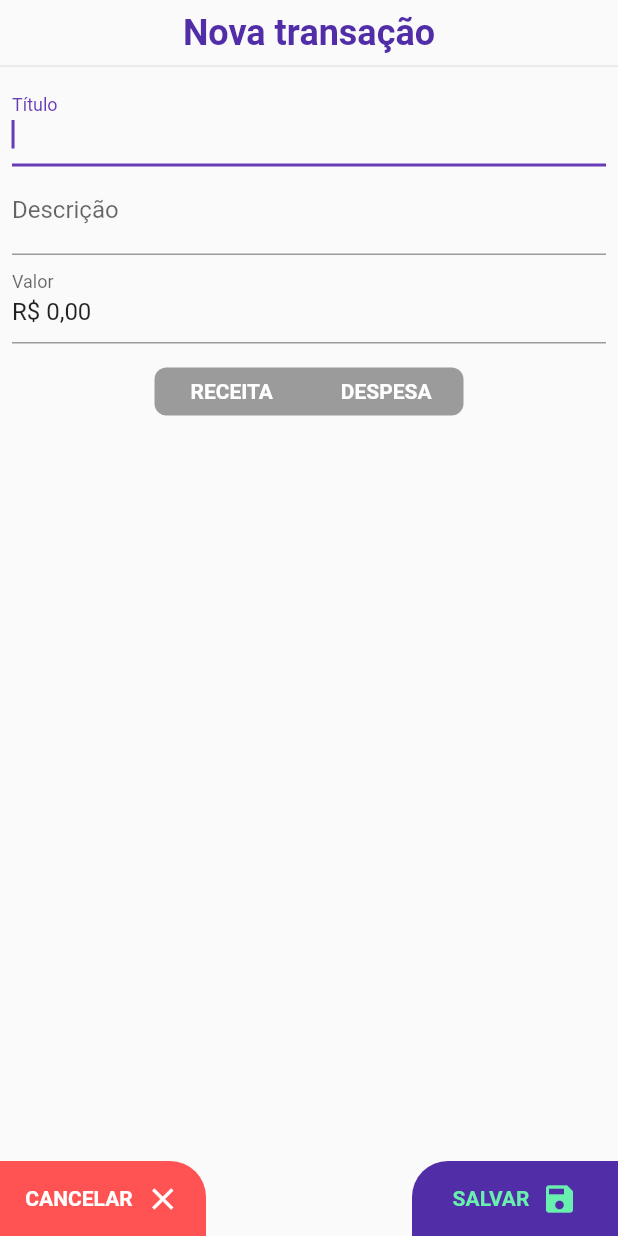
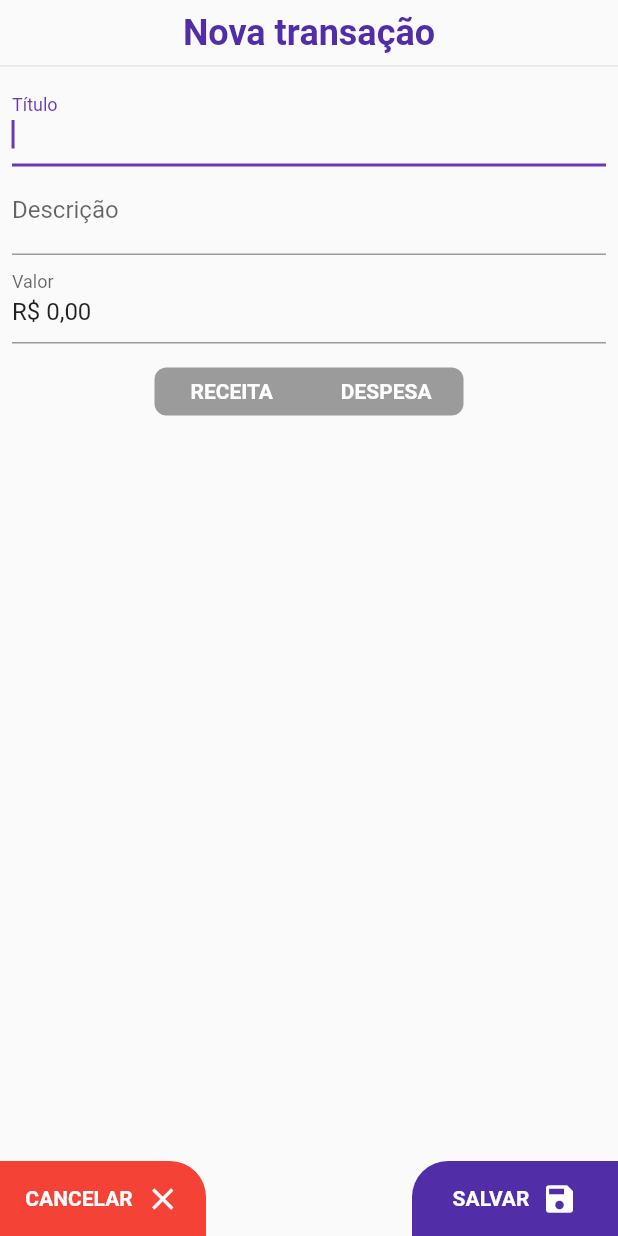
Before and after one commit to luizjacomn/flutter-cod3r, a Flutter app: the TransactionForm screen opened directly with empty values, on a phone screen of 412 x 824 dp. Run offline on Flutter 3.47's test engine with Material 2 defaults, Android fonts, the phone set to English and light mode, and no system bars; our stand-ins replace animate_do, flutter_masked_text.

Commit message:
Correções e melhorias

```diff
--- a/my_money_control/lib/pages/home_page.dart
+++ b/my_money_control/lib/pages/home_page.dart
@@ -79,7 +79,7 @@ class _HomePageState extends State<HomePage> {
               context: context,
               builder: (context) {
                 return Container(
-                  height: size.height * 0.90,
+                  height: size.height * 0.70,
                   child: TransactionForm(
                     onCancel: Navigator.of(context).pop,
                     onAddTransaction: (transaction) {
--- a/my_money_control/lib/widgets/transaction_form.dart
+++ b/my_money_control/lib/widgets/transaction_form.dart
@@ -2,6 +2,7 @@ import 'package:flutter/material.dart';
 import 'package:flutter_masked_text/flutter_masked_text.dart';
 import 'package:my_money_control/models/transaction.dart';
 import 'package:my_money_control/utils/styles.dart';
+import 'package:my_money_control/widgets/corner_rounded_button.dart';
 import 'package:my_money_control/widgets/transaction_type_selector.dart';
 
 class TransactionForm extends StatefulWidget {
@@ -54,7 +55,18 @@ class _TransactionFormState extends State<TransactionForm> {
             Expanded(
               child: Padding(
                 padding: const EdgeInsets.all(8.0),
-                child: Form(
+                child: _buildForm(context),
+              ),
+            ),
+            _buildButtonRow(context, size),
+          ],
+        ),
+      ),
+    );
+  }
+
+  Widget _buildForm(BuildContext context) {
+    return Form(
       key: _formKey,
       child: SingleChildScrollView(
         child: Column(
@@ -72,8 +84,7 @@ class _TransactionFormState extends State<TransactionForm> {
                 }
               },
               decoration: InputDecoration(labelText: 'Título'),
-                          onFieldSubmitted: (text) =>
-                              _descriptionFocus.requestFocus(),
+              onFieldSubmitted: (text) => _descriptionFocus.requestFocus(),
             ),
             TextFormField(
               controller: _descriptionController,
@@ -95,8 +106,7 @@ class _TransactionFormState extends State<TransactionForm> {
               focusNode: _valueFocus,
               keyboardType: TextInputType.number,
               validator: (text) {
-                            if (text.isNotEmpty &&
-                                _valueController.numberValue > 0.0) {
+                if (text.isNotEmpty && _valueController.numberValue > 0.0) {
                   return null;
                 } else {
                   return 'Valor deve ser maior que R\$ 0,00';
@@ -125,48 +135,26 @@ class _TransactionFormState extends State<TransactionForm> {
           ],
         ),
       ),
-                ),
-              ),
-            ),
-            Row(
+    );
+  }
+
+  Widget _buildButtonRow(BuildContext context, Size size) {
+    return Row(
       mainAxisAlignment: MainAxisAlignment.spaceBetween,
       children: <Widget>[
-                Align(
-                  alignment: Alignment.bottomRight,
-                  child: InkWell(
-                    onTap: widget.onCancel,
-                    child: Container(
-                      height: 50.0,
-                      width: size.width * 1 / 3,
-                      decoration: BoxDecoration(
-                        color: Colors.redAccent,
-                        borderRadius: BorderRadius.only(
-                          topRight: Radius.circular(24.0),
+        CornerRoundedButton(
+          cornerRounded: CornerRounded.Right,
+          backgroundColor: Colors.red,
+          label: 'cancelar',
+          icon: Icons.close,
+          onPressed: widget.onCancel,
         ),
-                      ),
-                      child: Row(
-                        mainAxisAlignment: MainAxisAlignment.center,
-                        children: <Widget>[
-                          Text(
-                            'cancelar'.toUpperCase(),
-                            style: boldTextStyle.copyWith(
-                              color: Colors.white,
-                            ),
-                          ),
-                          SizedBox(width: 8.0),
-                          Icon(
-                            Icons.close,
-                            color: Colors.white,
-                          ),
-                        ],
-                      ),
-                    ),
-                  ),
-                ),
-                Align(
-                  alignment: Alignment.bottomLeft,
-                  child: InkWell(
-                    onTap: () {
+        CornerRoundedButton(
+          cornerRounded: CornerRounded.Left,
+          backgroundColor: Theme.of(context).primaryColorDark,
+          label: 'salvar',
+          icon: Icons.save,
+          onPressed: () {
             final transaction = Transaction(
               title: _titleController.text.trim(),
               description: _descriptionController.text.trim(),
@@ -178,39 +166,8 @@ class _TransactionFormState extends State<TransactionForm> {
               widget.onAddTransaction(transaction);
             }
           },
-                    child: Container(
-                      height: 50.0,
-                      width: size.width * 1 / 3,
-                      decoration: BoxDecoration(
-                        color: Theme.of(context).primaryColorDark,
-                        borderRadius: BorderRadius.only(
-                          topLeft: Radius.circular(24.0),
-                        ),
-                      ),
-                      child: Row(
-                        mainAxisAlignment: MainAxisAlignment.center,
-                        children: <Widget>[
-                          Text(
-                            'salvar'.toUpperCase(),
-                            style: boldTextStyle.copyWith(
-                              color: Theme.of(context).accentColor,
-                            ),
-                          ),
-                          SizedBox(width: 8.0),
-                          Icon(
-                            Icons.save,
-                            color: Theme.of(context).accentColor,
         ),
       ],
-                      ),
-                    ),
-                  ),
-                ),
-              ],
-            ),
-          ],
-        ),
-      ),
     );
   }
 }
--- a/my_money_control/lib/widgets/transaction_type_selector.dart
+++ b/my_money_control/lib/widgets/transaction_type_selector.dart
@@ -26,11 +26,60 @@ class TransactionTypeSelector extends FormField<TransactionType> {
                   mainAxisAlignment: mainAxisAlignment,
                   children: [
                     Flexible(
-                      child: InkWell(
-                        onTap: () {
-                          state.didChange(TransactionType.In);
+                      child: _buildInOption(
+                        context,
+                        state,
+                        onSaved,
+                        size,
+                        initialValue,
+                      ),
+                    ),
+                    Flexible(
+                      child: _buildOutOption(
+                        context,
+                        state,
+                        onSaved,
+                        size,
+                        initialValue,
+                      ),
+                    ),
+                  ],
+                ),
+                Padding(
+                  padding: const EdgeInsets.only(top: 4.0),
+                  child: state.hasError
+                      ? Text(
+                          state.errorText,
+                          style: TextStyle(
+                            color: Theme.of(context).errorColor,
+                          ),
+                        )
+                      : Container(),
+                ),
+              ],
+            );
+          },
+        );
+
+  static void _onOptionChange(
+    FormFieldState<TransactionType> state,
+    FormFieldSetter<TransactionType> onSaved,
+    TransactionType transactionType,
+  ) {
+    state.didChange(transactionType);
+    state.validate();
     onSaved(state.value);
-                        },
+  }
+
+  static Widget _buildInOption(
+    BuildContext context,
+    FormFieldState<TransactionType> state,
+    FormFieldSetter<TransactionType> onSaved,
+    Size size,
+    TransactionType initialValue,
+  ) {
+    return InkWell(
+      onTap: () => _onOptionChange(state, onSaved, TransactionType.In),
       child: AnimatedContainer(
         duration: Duration(milliseconds: 250),
         width: size.width / 4,
@@ -53,14 +102,18 @@ class TransactionTypeSelector extends FormField<TransactionType> {
           ),
         ),
       ),
-                      ),
-                    ),
-                    Flexible(
-                      child: InkWell(
-                        onTap: () {
-                          state.didChange(TransactionType.Out);
-                          onSaved(state.value);
-                        },
+    );
+  }
+
+  static Widget _buildOutOption(
+    BuildContext context,
+    FormFieldState<TransactionType> state,
+    FormFieldSetter<TransactionType> onSaved,
+    Size size,
+    TransactionType initialValue,
+  ) {
+    return InkWell(
+      onTap: () => _onOptionChange(state, onSaved, TransactionType.Out),
       child: AnimatedContainer(
         duration: Duration(milliseconds: 250),
         width: size.width / 4,
@@ -83,23 +136,6 @@ class TransactionTypeSelector extends FormField<TransactionType> {
           ),
         ),
       ),
-                      ),
-                    ),
-                  ],
-                ),
-                Padding(
-                  padding: const EdgeInsets.only(top: 4.0),
-                  child: state.hasError
-                      ? Text(
-                          state.errorText,
-                          style: TextStyle(
-                            color: Theme.of(context).errorColor,
-                          ),
-                        )
-                      : Container(),
-                ),
-              ],
-            );
-          },
     );
   }
+}
```
Lines whose indentation alone changed are shown as unchanged.
